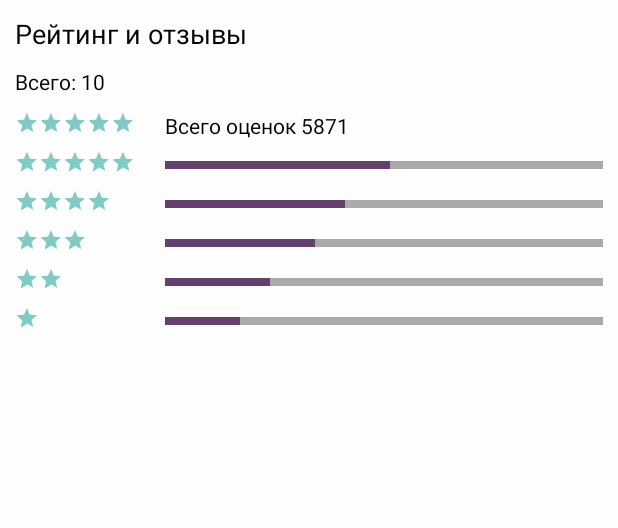
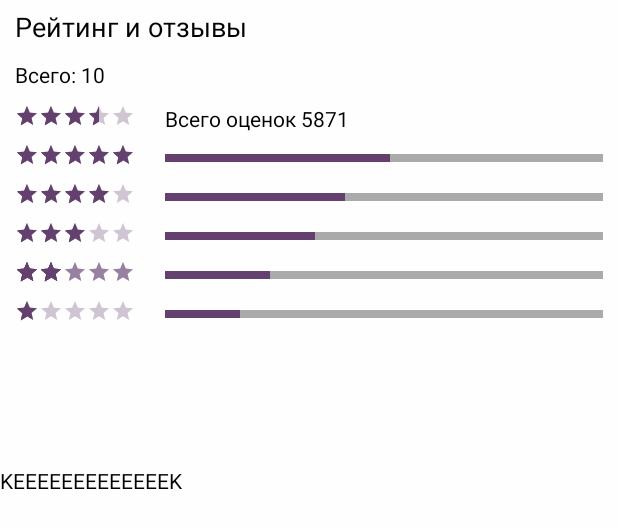
Before and after one commit to ivanmarkov97/SmartAs_v.0.2, an Android app: the layout profile_v2_rating_layout.xml on its own in the app's theme, with its tools: preview values and no code run, on a phone screen of 412 x 824 dp. Shown: the top 528 px of the screen. Run offline under Robolectric (Android 15) with nearby library versions, the phone set to English and light mode, and no system bars.

Commit message:
profile_v2_added static rating fragment

```diff
--- a/app/build.gradle
+++ b/app/build.gradle
@@ -39,5 +39,5 @@ dependencies {
     compile 'com.mindorks:paracamera:0.2.2'
     compile 'com.squareup.picasso:picasso:2.5.2'
     compile 'com.github.chrisbanes:PhotoView:1.2.6'
-    compile 'com.github.whinc:ratingbar:1.1.1'
+    compile 'com.borjabravo:simpleratingbar:1.0.0'
 }
--- a/app/src/main/java/com/example/ivan/smartas/MainActivity.java
+++ b/app/src/main/java/com/example/ivan/smartas/MainActivity.java
@@ -27,6 +27,7 @@ import com.example.ivan.smartas.ChatFragment.ChatFragment;
 import com.example.ivan.smartas.ClockFragment.ClockFragment;
 import com.example.ivan.smartas.HomeFragment.HomeFragment;
 import com.example.ivan.smartas.ProfileFragment.ProfileFragment;
+import com.example.ivan.smartas.ProfileFragment.Profile_v2_Fragment;
 
 import org.json.JSONArray;
 import org.json.JSONException;
@@ -107,7 +108,7 @@ public class MainActivity extends AppCompatActivity implements ListView.OnItemCl
                         //listViewAllOrders.setEnabled(false);
                         break;
                     case 4:
-                        getSupportFragmentManager().beginTransaction().replace(R.id.container, new ProfileFragment()).disallowAddToBackStack().commit();
+                        getSupportFragmentManager().beginTransaction().replace(R.id.container, new Profile_v2_Fragment()).disallowAddToBackStack().commit();
                         //listViewAllOrders.setEnabled(false);
                         break;
 
--- a/app/src/main/res/drawable/background_accent_btn.xml
+++ b/app/src/main/res/drawable/background_accent_btn.xml
@@ -5,4 +5,7 @@
     <solid
         android:color="@color/colorAccent">
     </solid>
+    <corners
+        android:radius="5dp">
+    </corners>
 </shape>
--- a/app/src/main/res/layout/profile_v2_rating_layout.xml
+++ b/app/src/main/res/layout/profile_v2_rating_layout.xml
@@ -1,6 +1,6 @@
 <?xml version="1.0" encoding="utf-8"?>
-<RelativeLayout
-    xmlns:android="http://schemas.android.com/apk/res/android"
+<RelativeLayout xmlns:android="http://schemas.android.com/apk/res/android"
+    xmlns:tools="http://schemas.android.com/tools"
     android:layout_width="match_parent"
     android:layout_height="match_parent"
     android:background="@color/colorBackgroundDefault">
@@ -12,7 +12,9 @@
         android:text="Рейтинг и отзывы"
         android:textColor="@android:color/black"
         android:textSize="18sp"
-        android:layout_margin="10dp"/>
+        android:layout_marginTop="5dp"
+        android:layout_marginLeft="10dp"
+        android:layout_marginBottom="10dp"/>
 
     <TextView
         android:id="@+id/rating_layout_total"
@@ -29,10 +31,11 @@
         android:id="@+id/rating_layout_rating"
         android:layout_width="wrap_content"
         android:layout_height="wrap_content"
-        android:layout_below="@+id/rating_layout_total"
-        style="@style/Widget.AppCompat.RatingBar.Small"
-        android:rating="5"
-        android:stepSize="1"
+        android:isIndicator="true"
+        android:rating="3.3"
+        android:layout_below="@id/rating_layout_total"
+        android:theme="@style/RatingBar"
+        style="?attr/ratingBarStyleSmall"
         android:layout_marginLeft="10dp"
         android:layout_marginBottom="10dp"
         android:numStars="5" />
@@ -42,7 +45,8 @@
         android:layout_width="wrap_content"
         android:layout_height="wrap_content"
         android:layout_below="@+id/rating_layout_rating"
-        style="@style/Widget.AppCompat.RatingBar.Small"
+        android:theme="@style/RatingBar"
+        style="?attr/ratingBarStyleSmall"
         android:rating="5"
         android:stepSize="1"
         android:layout_marginLeft="10dp"
@@ -54,7 +58,8 @@
         android:layout_width="wrap_content"
         android:layout_height="wrap_content"
         android:layout_below="@+id/rating_layout_rating_5"
-        style="@style/Widget.AppCompat.RatingBar.Small"
+        android:theme="@style/RatingBar"
+        style="?attr/ratingBarStyleSmall"
         android:rating="4"
         android:stepSize="1"
         android:layout_marginLeft="10dp"
@@ -66,8 +71,35 @@
         android:layout_width="wrap_content"
         android:layout_height="wrap_content"
         android:layout_below="@+id/rating_layout_rating_4"
-        style="@style/Widget.AppCompat.RatingBar.Small"
+        android:theme="@style/RatingBar"
+        style="?attr/ratingBarStyleSmall"
         android:rating="3"
+        android:stepSize="1"
+        android:layout_marginLeft="10dp"
+        android:layout_marginBottom="10dp"
+        android:numStars="5" />
+
+    <RatingBar
+        android:id="@+id/ratingBar3"
+        android:layout_width="wrap_content"
+        android:layout_height="wrap_content"
+        android:layout_below="@+id/rating_layout_rating_3"
+        android:theme="@style/RatingBar"
+        style="?attr/ratingBarStyleSmall"
+        android:rating="2"
+        android:stepSize="1"
+        android:layout_marginLeft="10dp"
+        android:layout_marginBottom="10dp"
+        android:numStars="5" />
+
+    <RatingBar
+        android:id="@+id/ratingBar2"
+        android:layout_width="wrap_content"
+        android:layout_height="wrap_content"
+        android:layout_below="@+id/rating_layout_rating_3"
+        android:theme="@style/RatingBar"
+        style="?attr/ratingBarStyleSmall"
+        android:rating="2"
         android:stepSize="1"
         android:layout_marginLeft="10dp"
         android:layout_marginBottom="10dp"
@@ -78,7 +110,8 @@
         android:layout_width="wrap_content"
         android:layout_height="wrap_content"
         android:layout_below="@+id/rating_layout_rating_3"
-        style="@style/Widget.AppCompat.RatingBar.Small"
+        android:theme="@style/RatingBar"
+        style="?attr/ratingBarStyleSmall"
         android:rating="2"
         android:stepSize="1"
         android:layout_marginLeft="10dp"
@@ -90,7 +123,8 @@
         android:layout_width="wrap_content"
         android:layout_height="wrap_content"
         android:layout_below="@+id/rating_layout_rating_2"
-        style="@style/Widget.AppCompat.RatingBar.Small"
+        android:theme="@style/RatingBar"
+        style="?attr/ratingBarStyleSmall"
         android:rating="1"
         android:stepSize="1"
         android:layout_marginLeft="10dp"
@@ -208,4 +242,15 @@
 
     </LinearLayout>
 
+    <TextView
+        android:text="TextView"
+        android:layout_width="wrap_content"
+        android:layout_height="wrap_content"
+        android:id="@+id/textView5"
+        tools:text="KEEEEEEEEEEEEEK"
+        android:textColor="#000000"
+        android:layout_below="@+id/rating_layout_rating_1"
+        android:layout_alignParentStart="true"
+        android:layout_marginTop="85dp" />
+
 </RelativeLayout>
--- a/app/src/main/res/values/styles.xml
+++ b/app/src/main/res/values/styles.xml
@@ -22,6 +22,11 @@
         <item name="colorAccent">@color/colorAccent</item>
     </style>
 
+    <style name="RatingBar" parent="Widget.AppCompat.RatingBar.Small">
+        <item name="colorControlNormal">@color/colorAccent</item>
+        <item name="colorControlActivated">@color/colorAccent</item>
+    </style>
+
     <style name="AppTheme.TextAppearance.Design.Tab" parent="TextAppearance.AppCompat.Button">
         <item name="android:textSize">10sp</item>
         <item name="android:textColor">?android:textColorSecondary</item>
```
Also changed, not shown: app/src/main/java/com/example/ivan/smartas/ProfileFragment/Profile_v2_Fragment.java (added, +73 -0 lines), app/src/main/java/com/example/ivan/smartas/ProfileFragment/profile_fragments/Profile_v2_FragmentRating.java (added, +23 -0 lines), app/src/main/res/layout/profile_v2_layout.xml (+30 -15 lines), app/src/main/res/drawable/black_1.png (added), app/src/main/res/drawable/black_2.png (added), app/src/main/res/drawable/black_3.png (added), app/src/main/res/drawable/black_4.png (added), app/src/main/res/drawable/white_1.png (added), app/src/main/res/drawable/white_2.png (added), app/src/main/res/drawable/white_3.png (added), app/src/main/res/drawable/white_4.png (added).
